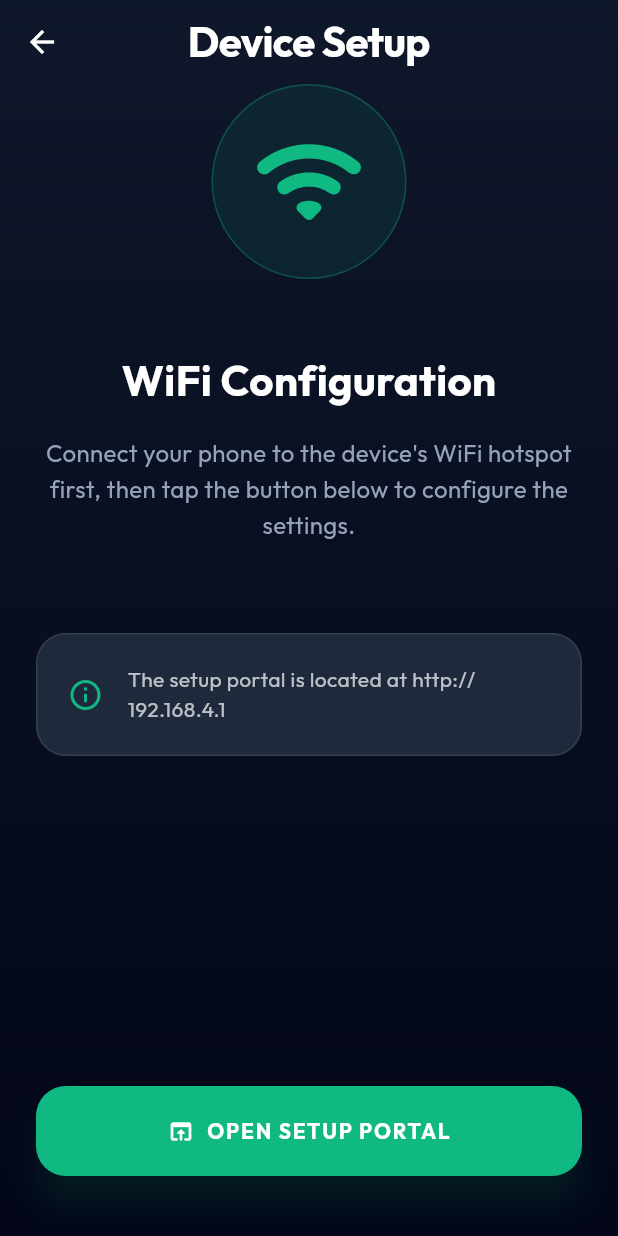
After one commit to Irenesabu28/Miniproject, a Flutter app: the screen it shows once a user with an empty profile is signed in, after a tap on "CONFIGURE DEVICE WIFI", on a phone screen of 412 x 824 dp. The commit adds this screen. Run offline on Flutter 3.47's test engine with Material 3 defaults, Android fonts, the phone set to English and light mode, and no system bars; our stand-ins replace animate_do, firebase_auth, firebase_core, firebase_database, firebase_messaging, flutter_local_notifications and 2 more; missing offline and left inert: mobile_scanner; accounts and stored records are empty.

Commit message:
added device link option

```diff
--- a/lib/screens/home.dart
+++ b/lib/screens/home.dart
@@ -5,6 +5,8 @@ import '../utils/theme.dart';
 import '../services/firebase_service.dart';
 import 'package:intl/intl.dart';
 import '../models/models.dart';
+import 'scan_qr.dart';
+import 'wifi_setup.dart';
 
 class HomePage extends StatefulWidget {
   const HomePage({super.key});
@@ -295,6 +297,45 @@ class StatusView extends StatelessWidget {
                                 color: isTripped ? Colors.redAccent.withValues(alpha: 0.9) : AppColors.primary.withValues(alpha: 0.9),
                                 fontSize: 13,
                                 letterSpacing: 0.5,
+                              ),
+                            ),
+                            const SizedBox(height: 60),
+
+                            FadeInUp(
+                              delay: const Duration(milliseconds: 200),
+                              child: SizedBox(
+                                width: double.infinity,
+                                height: 56,
+                                child: OutlinedButton.icon(
+                                  onPressed: () => Navigator.push(
+                                    context,
+                                    MaterialPageRoute(builder: (context) => const ScanQRPage()),
+                                  ),
+                                  icon: const Icon(Icons.qr_code_scanner_rounded, color: AppColors.primary),
+                                  label: const Text('LINK NEW DEVICE', style: TextStyle(color: Colors.white, fontWeight: FontWeight.bold)),
+                                  style: OutlinedButton.styleFrom(
+                                    side: const BorderSide(color: AppColors.primary, width: 1.5),
+                                    shape: RoundedRectangleBorder(borderRadius: BorderRadius.circular(20)),
+                                  ),
+                                ),
+                              ),
+                            ),
+
+                            const SizedBox(height: 16),
+
+                            FadeInUp(
+                              delay: const Duration(milliseconds: 400),
+                              child: SizedBox(
+                                width: double.infinity,
+                                height: 56,
+                                child: TextButton.icon(
+                                  onPressed: () => Navigator.push(
+                                    context,
+                                    MaterialPageRoute(builder: (context) => const WifiSetupPage()),
+                                  ),
+                                  icon: const Icon(Icons.wifi_tethering_rounded, color: AppColors.textBody),
+                                  label: const Text('CONFIGURE DEVICE WIFI', style: TextStyle(color: AppColors.textBody)),
+                                ),
                               ),
                             ),
                           ],
--- /dev/null
+++ b/lib/screens/wifi_setup.dart
@@ -0,0 +1,145 @@
+import 'package:flutter/material.dart';
+import 'package:url_launcher/url_launcher.dart';
+import 'package:google_fonts/google_fonts.dart';
+import 'package:animate_do/animate_do.dart';
+import '../utils/theme.dart';
+
+class WifiSetupPage extends StatelessWidget {
+  const WifiSetupPage({super.key});
+
+  Future<void> _openPortal() async {
+    final url = Uri.parse("http://192.168.4.1");
+    // Use externalApplication mode to ensure it opens in the device's browser
+    if (await canLaunchUrl(url)) {
+      await launchUrl(url, mode: LaunchMode.externalApplication);
+    } else {
+      debugPrint("Could not launch $url");
+    }
+  }
+
+  @override
+  Widget build(BuildContext context) {
+    return Scaffold(
+      appBar: AppBar(
+        title: Text(
+          "Device Setup",
+          style: GoogleFonts.outfit(fontWeight: FontWeight.bold),
+        ),
+        centerTitle: true,
+        backgroundColor: Colors.transparent,
+        elevation: 0,
+      ),
+      extendBodyBehindAppBar: true,
+      body: Container(
+        width: double.infinity,
+        decoration: const BoxDecoration(
+          gradient: LinearGradient(
+            colors: [Color(0xFF0F172A), Color(0xFF020617)],
+            begin: Alignment.topCenter,
+            end: Alignment.bottomCenter,
+          ),
+        ),
+        child: SafeArea(
+          child: Padding(
+            padding: const EdgeInsets.symmetric(horizontal: 24.0),
+            child: Column(
+              mainAxisAlignment: MainAxisAlignment.center,
+              children: [
+                FadeInDown(
+                  child: Container(
+                    padding: const EdgeInsets.all(24),
+                    decoration: BoxDecoration(
+                      color: AppColors.primary.withValues(alpha: 0.1),
+                      shape: BoxShape.circle,
+                      border: Border.all(color: AppColors.primary.withValues(alpha: 0.3)),
+                    ),
+                    child: const Icon(
+                      Icons.wifi_rounded,
+                      color: AppColors.primary,
+                      size: 80,
+                    ),
+                  ),
+                ),
+                const SizedBox(height: 48),
+                FadeInUp(
+                  child: Column(
+                    children: [
+                      Text(
+                        "WiFi Configuration",
+                        style: GoogleFonts.outfit(
+                          color: Colors.white,
+                          fontSize: 28,
+                          fontWeight: FontWeight.bold,
+                        ),
+                      ),
+                      const SizedBox(height: 16),
+                      Text(
+                        "Connect your phone to the device's WiFi hotspot first, then tap the button below to configure the settings.",
+                        textAlign: TextAlign.center,
+                        style: GoogleFonts.outfit(
+                          color: AppColors.textBody,
+                          fontSize: 16,
+                          height: 1.5,
+                        ),
+                      ),
+                    ],
+                  ),
+                ),
+                const SizedBox(height: 60),
+                FadeInUp(
+                  delay: const Duration(milliseconds: 300),
+                  child: Container(
+                    padding: const EdgeInsets.all(20),
+                    decoration: BoxDecoration(
+                      color: AppColors.surface,
+                      borderRadius: BorderRadius.circular(20),
+                      border: Border.all(color: Colors.white10),
+                    ),
+                    child: Row(
+                      children: [
+                        const Icon(Icons.info_outline_rounded, color: AppColors.primary),
+                        const SizedBox(width: 16),
+                        Expanded(
+                          child: Text(
+                            "The setup portal is located at http://192.168.4.1",
+                            style: GoogleFonts.outfit(
+                              color: Colors.white70,
+                              fontSize: 14,
+                            ),
+                          ),
+                        ),
+                      ],
+                    ),
+                  ),
+                ),
+                const Spacer(),
+                FadeInUp(
+                  delay: const Duration(milliseconds: 600),
+                  child: SizedBox(
+                    width: double.infinity,
+                    height: 60,
+                    child: ElevatedButton.icon(
+                      onPressed: _openPortal,
+                      icon: const Icon(Icons.open_in_browser_rounded),
+                      label: const Text(
+                        "OPEN SETUP PORTAL",
+                        style: TextStyle(fontWeight: FontWeight.bold, letterSpacing: 1.2),
+                      ),
+                      style: ElevatedButton.styleFrom(
+                        backgroundColor: AppColors.primary,
+                        shape: RoundedRectangleBorder(borderRadius: BorderRadius.circular(20)),
+                        elevation: 10,
+                        shadowColor: AppColors.primary.withValues(alpha: 0.3),
+                      ),
+                    ),
+                  ),
+                ),
+                const SizedBox(height: 40),
+              ],
+            ),
+          ),
+        ),
+      ),
+    );
+  }
+}
--- a/lib/services/firebase_service.dart
+++ b/lib/services/firebase_service.dart
@@ -191,6 +191,11 @@ class FirebaseService {
           await _getDb.ref('$_userPath/fcm_token').set(token);
         }
 
+        // Handle foreground notifications
+        FirebaseMessaging.onMessage.listen((RemoteMessage message) {
+          debugPrint("Notification received: ${message.notification?.title}");
+        });
+
         // Listen for foreground status changes
         _setupLocalAlerts();
       }
```
Also changed, not shown: lib/screens/device_logs.dart (added, +145 -0 lines), lib/screens/qr_generator.dart (added, +111 -0 lines), lib/screens/scan_qr.dart (added, +68 -0 lines), pubspec.yaml (+8 -5 lines), pubspec.lock, 1 other file.
